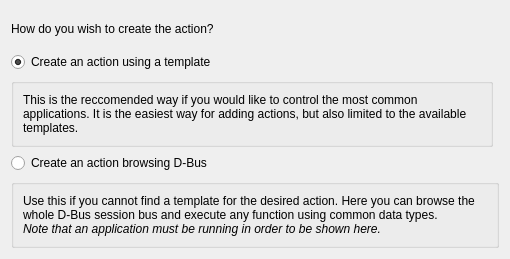
Old version of the form kcmremotecontrol/addaction.ui in the repository KDE/kremotecontrol.
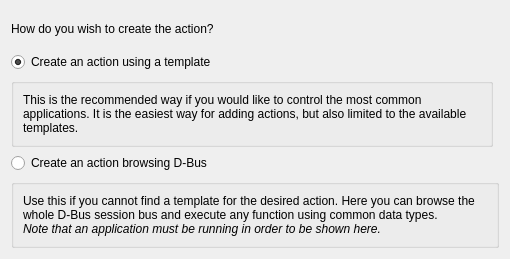
New version of the form.

Diff of the .ui file:
```diff
--- a/kcmremotecontrol/addaction.ui
+++ b/kcmremotecontrol/addaction.ui
@@ -78,7 +78,7 @@
          </sizepolicy>
         </property>
         <property name="text">
-         <string>This is the reccomended way if you would like to control the most common applications. It is the easiest way for adding actions, but also limited to the available templates.</string>
+         <string>This is the recommended way if you would like to control the most common applications. It is the easiest way for adding actions, but also limited to the available templates.</string>
         </property>
         <property name="wordWrap">
          <bool>true</bool>
```
